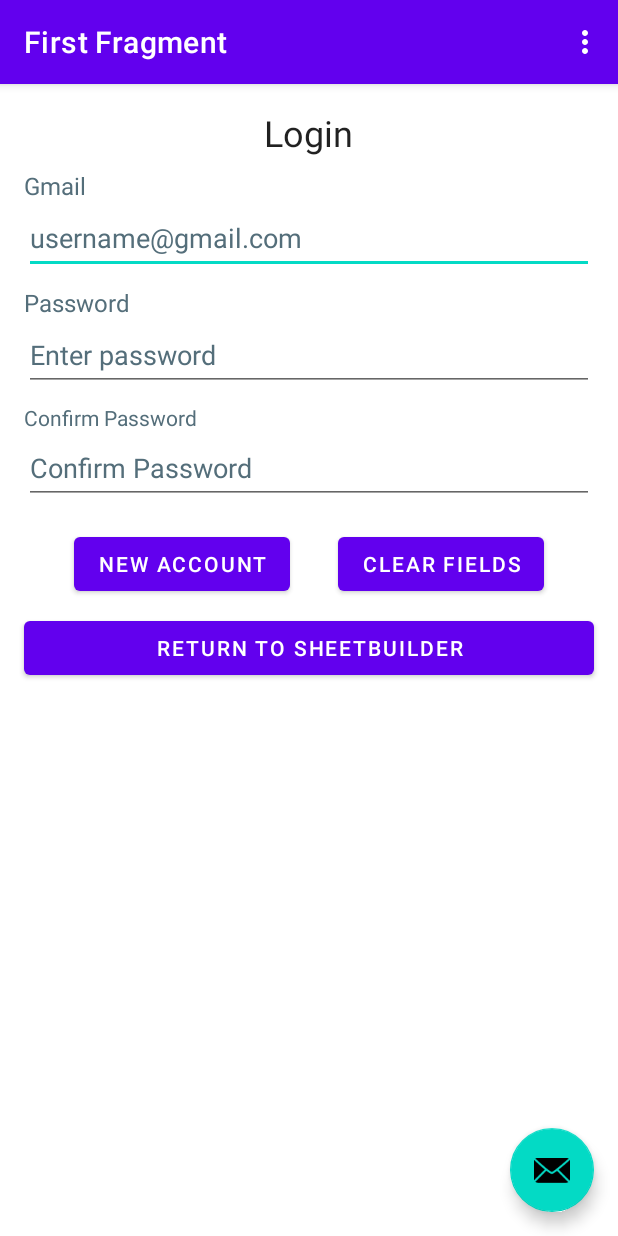
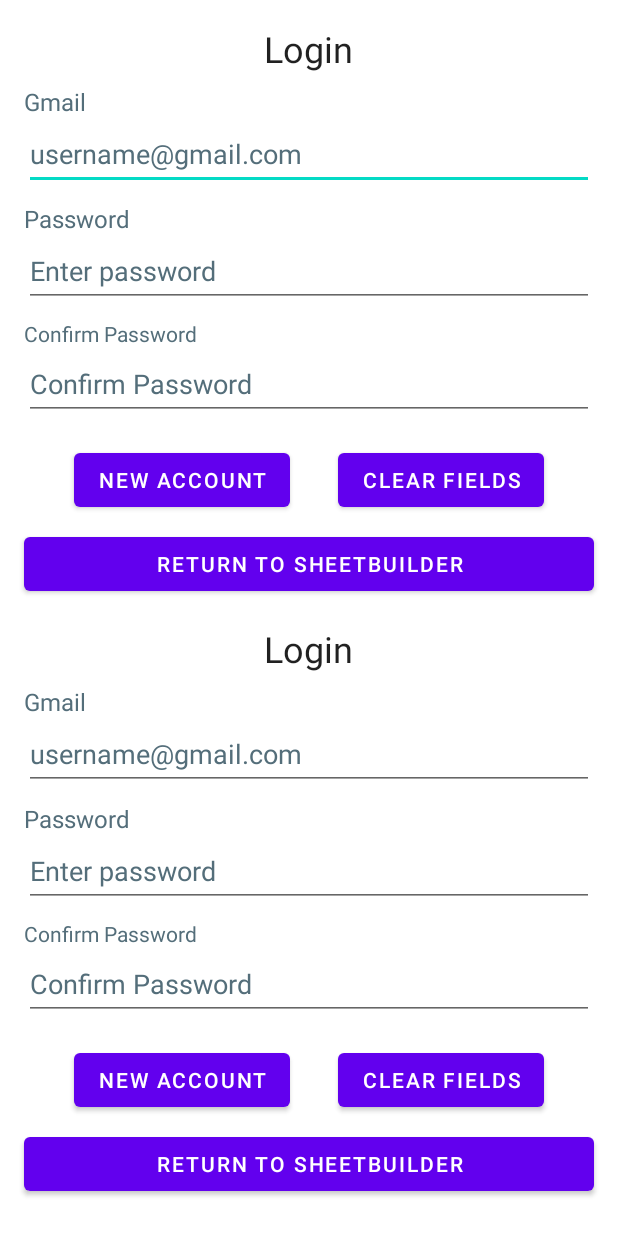
Before and after one commit to OwenTishenkelOsu/SheetBuilder, an Android app: the screen it shows after launch (MainActivity before the commit, LogInActivity after it), on a phone screen of 412 x 824 dp. Run offline under Robolectric (Android 15) with nearby library versions, the phone set to English and light mode, and no system bars.

Commit message:
log in draft

```diff
--- a/app/src/main/AndroidManifest.xml
+++ b/app/src/main/AndroidManifest.xml
@@ -13,7 +13,7 @@
         android:theme="@style/Theme.SheetBuilder"
         tools:targetApi="31">
         <activity
-            android:name=".MainActivity"
+            android:name=".activity.LogInActivity"
             android:exported="true"
             android:label="@string/app_name"
             android:theme="@style/Theme.SheetBuilder.NoActionBar">
--- a/app/src/main/java/com/example/sheetbuilder/FirstFragment.java
+++ b/app/src/main/java/com/example/sheetbuilder/FirstFragment.java
@@ -9,39 +9,10 @@ import androidx.annotation.NonNull;
 import androidx.fragment.app.Fragment;
 import androidx.navigation.fragment.NavHostFragment;
 
-import com.example.sheetbuilder.databinding.FragmentFirstBinding;
 
 public class FirstFragment extends Fragment {
 
-    private FragmentFirstBinding binding;
 
-    @Override
-    public View onCreateView(
-            LayoutInflater inflater, ViewGroup container,
-            Bundle savedInstanceState
-    ) {
 
-        binding = FragmentFirstBinding.inflate(inflater, container, false);
-        return binding.getRoot();
-
-    }
-
-    public void onViewCreated(@NonNull View view, Bundle savedInstanceState) {
-        super.onViewCreated(view, savedInstanceState);
-
-        binding.buttonFirst.setOnClickListener(new View.OnClickListener() {
-            @Override
-            public void onClick(View view) {
-                NavHostFragment.findNavController(FirstFragment.this)
-                        .navigate(R.id.action_FirstFragment_to_SecondFragment);
-            }
-        });
-    }
-
-    @Override
-    public void onDestroyView() {
-        super.onDestroyView();
-        binding = null;
-    }
 
 }
--- /dev/null
+++ b/app/src/main/java/com/example/sheetbuilder/activity/LogInActivity.java
@@ -0,0 +1,26 @@
+package com.example.sheetbuilder.activity;
+
+import android.os.Bundle;
+
+import androidx.appcompat.app.AppCompatActivity;
+import androidx.fragment.app.Fragment;
+import androidx.fragment.app.FragmentManager;
+
+import com.example.sheetbuilder.R;
+import com.example.sheetbuilder.fragment.LogInFragment;
+
+public class LogInActivity extends AppCompatActivity {
+    protected void onCreate(Bundle savedInstanceState) {
+        super.onCreate(savedInstanceState);
+
+        setContentView(R.layout.login_fragment);
+
+        FragmentManager fm = getSupportFragmentManager();
+        Fragment frag = fm.findFragmentById(R.id.container);
+
+        if (frag == null) {
+            frag = new LogInFragment();
+            fm.beginTransaction().add(R.id.container, frag).commit();
+        }
+    }
+}
--- /dev/null
+++ b/app/src/main/java/com/example/sheetbuilder/fragment/LogInFragment.java
@@ -0,0 +1,59 @@
+package com.example.sheetbuilder.fragment;
+
+import android.app.Activity;
+import android.os.Bundle;
+import android.view.LayoutInflater;
+import android.view.View;
+import android.view.ViewGroup;
+import android.widget.Button;
+import android.widget.EditText;
+
+import androidx.annotation.NonNull;
+import androidx.fragment.app.Fragment;
+import androidx.lifecycle.AndroidViewModel;
+
+import com.example.sheetbuilder.R;
+
+public class LogInFragment extends Fragment implements View.OnClickListener {
+    private EditText mUsername;
+    private EditText mPassword;
+    private AndroidViewModel mVm;
+
+    public View onCreateView(@NonNull LayoutInflater inf, ViewGroup c, Bundle savedInstanceState){
+        View v;
+        Activity activity = requireActivity();
+
+        v = inf.inflate(R.layout.login_fragment, c, false);
+
+        mUsername=v.findViewById(R.id.username);
+        mPassword=v.findViewById(R.id.password);
+
+        final Button newActButton = v.findViewById(R.id.new_account_button);
+        if(newActButton!=null){
+            newActButton.setOnClickListener(this);
+        }
+        final Button clearButton = v.findViewById(R.id.clear_button);
+        if(clearButton!=null){
+            clearButton.setOnClickListener(this);
+        }
+        final Button exitButton = v.findViewById(R.id.exit_button);
+        if(exitButton!= null){
+            exitButton.setOnClickListener(this);
+        }
+        return v;
+    }
+
+    @Override
+    public void onClick(View view){
+        final Activity activity = requireActivity();
+        final int vId = view.getId();
+
+        if(vId==R.id.new_account_button){
+            //new account
+        }else if(vId == R.id.clear_button){
+            //clear
+        }else if(vId==R.id.exit_button){
+            //exit
+        }
+    }
+}
--- a/app/src/main/res/layout/fragment_second.xml
+++ b/app/src/main/res/layout/fragment_second.xml
@@ -19,7 +19,7 @@
         android:id="@+id/button_second"
         android:layout_width="wrap_content"
         android:layout_height="wrap_content"
-        android:text="@string/previous"
+        android:text="previous"
         app:layout_constraintBottom_toBottomOf="parent"
         app:layout_constraintEnd_toEndOf="parent"
         app:layout_constraintStart_toStartOf="parent"
--- a/app/src/main/res/layout/fragment_first.xml
+++ b/app/src/main/res/layout/login_fragment.xml
@@ -2,6 +2,7 @@
 <LinearLayout xmlns:android="http://schemas.android.com/apk/res/android"
     android:layout_width="match_parent"
     android:layout_height="wrap_content"
+    android:id="@+id/container"
     android:orientation="vertical">
 
     <TextView
@@ -95,7 +96,7 @@
             android:orientation="horizontal" >
 
                 <Button
-                android:id="@+id/cancel_button"
+                android:id="@+id/new_account_button"
                 android:layout_width="match_parent"
                 android:layout_height="wrap_content"
                 android:layout_marginLeft="16dp"
@@ -104,7 +105,7 @@
                 android:text="@string/new_acc" />
 
             <Button
-                android:id="@+id/done_button"
+                android:id="@+id/clear_button"
                 android:layout_width="match_parent"
                 android:layout_height="wrap_content"
                 android:layout_marginLeft="16dp"
--- a/app/src/main/res/menu/menu_main.xml
+++ b/app/src/main/res/menu/menu_main.xml
@@ -5,6 +5,6 @@
     <item
         android:id="@+id/action_settings"
         android:orderInCategory="100"
-        android:title="@string/action_settings"
+        android:title="action_settings"
         app:showAsAction="never" />
 </menu>
--- a/app/src/main/res/navigation/nav_graph.xml
+++ b/app/src/main/res/navigation/nav_graph.xml
@@ -9,7 +9,7 @@
         android:id="@+id/FirstFragment"
         android:name="com.example.sheetbuilder.FirstFragment"
         android:label="@string/first_fragment_label"
-        tools:layout="@layout/fragment_first">
+        tools:layout="@layout/login_fragment">
 
         <action
             android:id="@+id/action_FirstFragment_to_SecondFragment"
```
